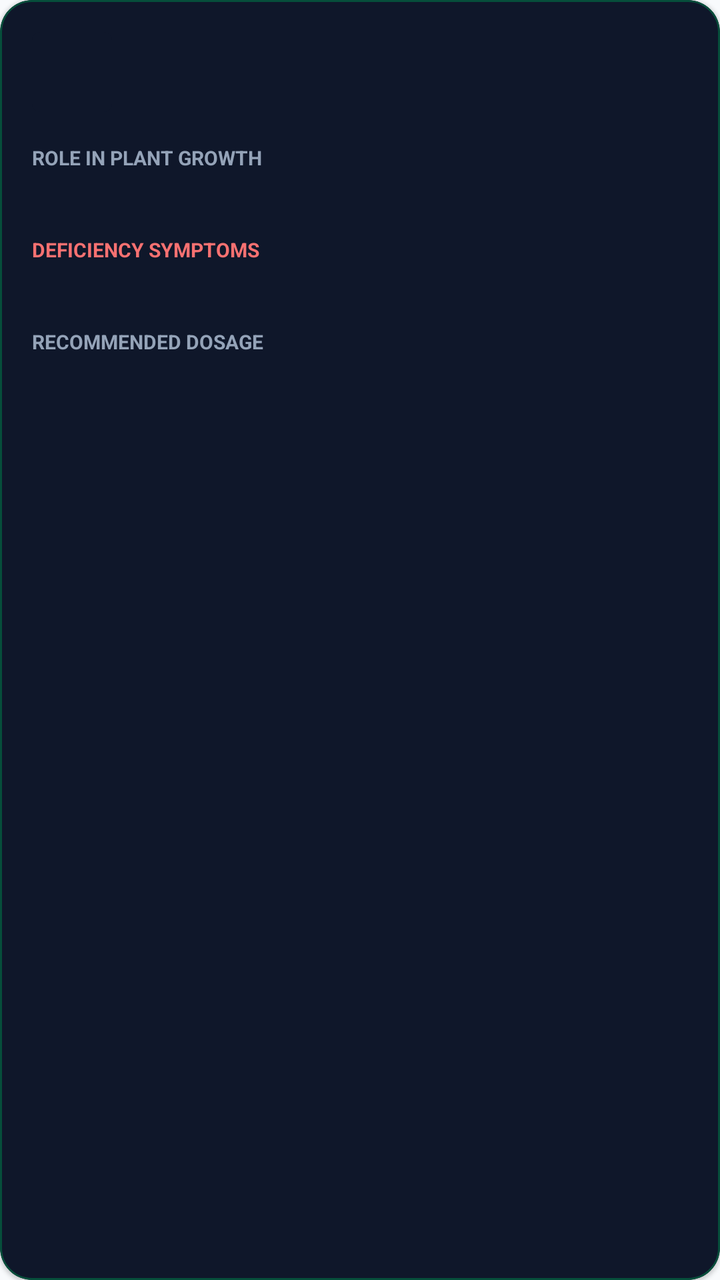
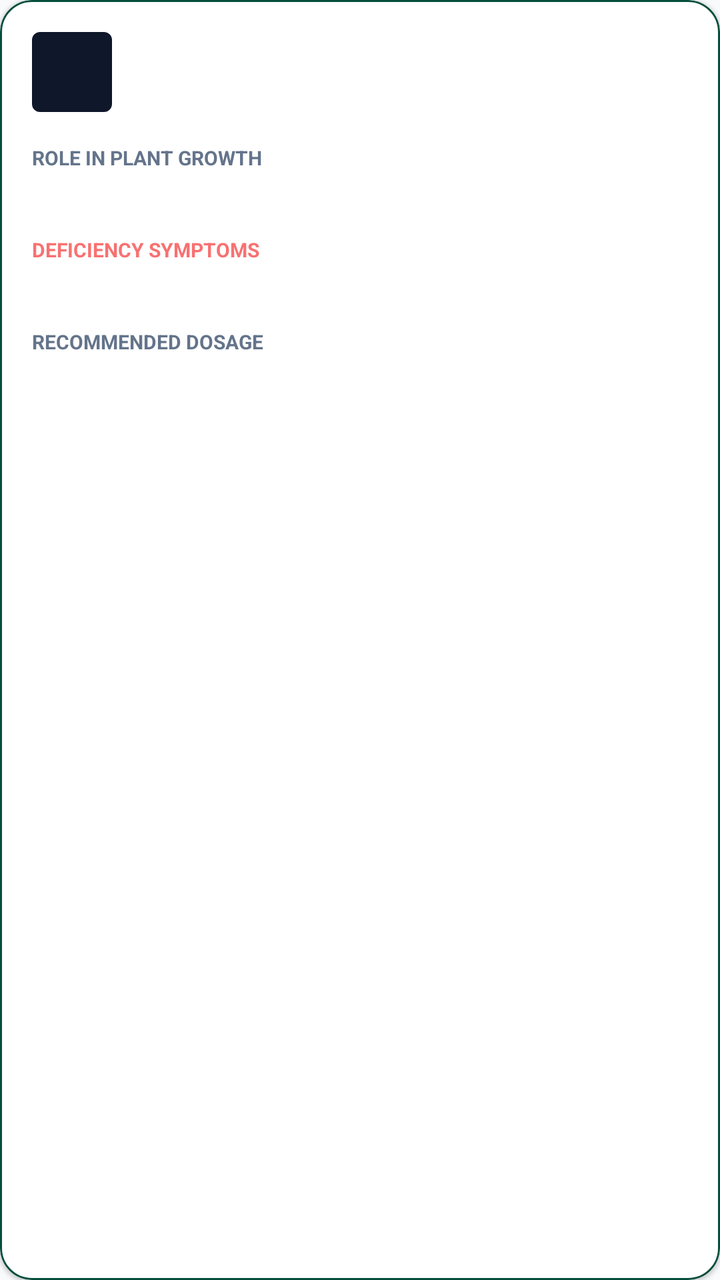

Two renders of the same Android screen: before a commit and after it. Below are the layout's source before the change and the commit's diff.
<!-- AndroidManifest.xml: application theme AppTheme -->
<!-- res/layout/item_nutrient_guide.xml -->
<?xml version="1.0" encoding="utf-8"?>
<com.google.android.material.card.MaterialCardView xmlns:android="http://schemas.android.com/apk/res/android"
    xmlns:app="http://schemas.android.com/apk/res-auto"
    android:layout_width="match_parent"
    android:layout_height="wrap_content"
    android:layout_marginBottom="16dp"
    app:cardBackgroundColor="#0f172a"
    app:cardCornerRadius="16dp"
    app:strokeColor="#064e3b"
    app:strokeWidth="1dp">

    <LinearLayout
        android:layout_width="match_parent"
        android:layout_height="wrap_content"
        android:orientation="vertical"
        android:padding="16dp">

        <LinearLayout
            android:layout_width="match_parent"
            android:layout_height="wrap_content"
            android:orientation="horizontal"
            android:gravity="center_vertical"
            android:layout_marginBottom="8dp">
            
            <TextView
                android:id="@+id/tvSymbol"
                android:layout_width="40dp"
                android:layout_height="40dp"
                android:background="@drawable/bg_nutrient_progress"
                android:gravity="center"
                android:textColor="#34d399"
                android:textSize="18sp"
                android:textStyle="bold"
                android:layout_marginEnd="12dp" />
                
            <LinearLayout
                android:layout_width="0dp"
                android:layout_height="wrap_content"
                android:layout_weight="1"
                android:orientation="vertical">
                <TextView
                    android:id="@+id/tvName"
                    android:layout_width="wrap_content"
                    android:layout_height="wrap_content"
                    android:textColor="#f8fafc"
                    android:textSize="18sp"
                    android:textStyle="bold" />
                <TextView
                    android:id="@+id/tvCategory"
                    android:layout_width="wrap_content"
                    android:layout_height="wrap_content"
                    android:textColor="#34d399"
                    android:textSize="10sp"
                    android:textStyle="bold"
                    android:textAllCaps="true" />
            </LinearLayout>
        </LinearLayout>

        <TextView
            android:layout_width="wrap_content"
            android:layout_height="wrap_content"
            android:text="ROLE IN PLANT GROWTH"
            android:textColor="#94a3b8"
            android:textSize="10sp"
            android:textStyle="bold"
            android:layout_marginTop="8dp" />
        <TextView
            android:id="@+id/tvRole"
            android:layout_width="wrap_content"
            android:layout_height="wrap_content"
            android:textColor="#e2e8f0"
            android:textSize="12sp"
            android:layout_marginBottom="8dp" />

        <TextView
            android:layout_width="wrap_content"
            android:layout_height="wrap_content"
            android:text="DEFICIENCY SYMPTOMS"
            android:textColor="#f87171"
            android:textSize="10sp"
            android:textStyle="bold"
            android:layout_marginTop="8dp" />
        <TextView
            android:id="@+id/tvDeficiency"
            android:layout_width="wrap_content"
            android:layout_height="wrap_content"
            android:textColor="#fecaca"
            android:textSize="12sp"
            android:layout_marginBottom="8dp" />

        <TextView
            android:layout_width="wrap_content"
            android:layout_height="wrap_content"
            android:text="RECOMMENDED DOSAGE"
            android:textColor="#94a3b8"
            android:textSize="10sp"
            android:textStyle="bold"
            android:layout_marginTop="8dp" />
        <TextView
            android:id="@+id/tvDosage"
            android:layout_width="wrap_content"
            android:layout_height="wrap_content"
            android:textColor="#34d399"
            android:textSize="12sp"
            android:textStyle="bold" />

    </LinearLayout>
</com.google.android.material.card.MaterialCardView>
<!-- resources referenced by this layout -->
<resources>
  <!-- drawable bg_nutrient_progress (drawable) -->
  <?xml version="1.0" encoding="utf-8"?>
  <layer-list xmlns:android="http://schemas.android.com/apk/res/android">
      <item android:id="@android:id/background">
          <shape>
              <corners android:radius="4dp" />
              <solid android:color="#0f172a" />
          </shape>
      </item>
      <item android:id="@android:id/progress">
          <clip>
              <shape>
                  <corners android:radius="4dp" />
                  <solid android:color="#10b981" />
              </shape>
          </clip>
      </item>
  </layer-list>
  <style name="AppTheme" parent="Theme.MaterialComponents.DayNight.NoActionBar">
          <item name="colorPrimary">@color/colorPrimary</item>
          <item name="colorPrimaryDark">@color/colorPrimaryDark</item>
          <item name="colorAccent">@color/colorAccent</item>
          <item name="android:windowBackground">@color/colorBackground</item>
          <item name="android:statusBarColor">@color/colorBackground</item>
          <item name="android:navigationBarColor">@color/colorBottomNav</item>
          <item name="android:textColorPrimary">@color/colorTextPrimary</item>
          <item name="android:textColorSecondary">@color/colorTextSecondary</item>
          <item name="elevationOverlayEnabled">false</item>
      </style>
  <color name="colorPrimary">#059669</color>
  <color name="colorPrimaryDark">#047857</color>
  <color name="colorAccent">#10B981</color>
  <color name="colorBackground">#F8FAFC</color>
  <color name="colorBottomNav">#FFFFFF</color>
  <color name="colorTextPrimary">#0F172A</color>
  <color name="colorTextSecondary">#475569</color>
</resources>

<!-- the commit's change to res/layout/item_nutrient_guide.xml (unified diff, before → after) -->
@@ -4,7 +4,7 @@
     android:layout_width="match_parent"
     android:layout_height="wrap_content"
     android:layout_marginBottom="16dp"
-    app:cardBackgroundColor="#0f172a"
+    app:cardBackgroundColor="@color/colorSurface"
     app:cardCornerRadius="16dp"
     app:strokeColor="#064e3b"
     app:strokeWidth="1dp">
@@ -42,7 +42,7 @@
                     android:id="@+id/tvName"
                     android:layout_width="wrap_content"
                     android:layout_height="wrap_content"
-                    android:textColor="#f8fafc"
+                    android:textColor="@color/colorTextPrimary"
                     android:textSize="18sp"
                     android:textStyle="bold" />
                 <TextView
@@ -60,7 +60,7 @@
             android:layout_width="wrap_content"
             android:layout_height="wrap_content"
             android:text="ROLE IN PLANT GROWTH"
-            android:textColor="#94a3b8"
+            android:textColor="@color/colorTextMuted"
             android:textSize="10sp"
             android:textStyle="bold"
             android:layout_marginTop="8dp" />
@@ -68,7 +68,7 @@
             android:id="@+id/tvRole"
             android:layout_width="wrap_content"
             android:layout_height="wrap_content"
-            android:textColor="#e2e8f0"
+            android:textColor="@color/colorTextPrimary"
             android:textSize="12sp"
             android:layout_marginBottom="8dp" />
 
@@ -92,7 +92,7 @@
             android:layout_width="wrap_content"
             android:layout_height="wrap_content"
             android:text="RECOMMENDED DOSAGE"
-            android:textColor="#94a3b8"
+            android:textColor="@color/colorTextMuted"
             android:textSize="10sp"
             android:textStyle="bold"
             android:layout_marginTop="8dp" />
<!-- resource entries referenced after the edit -->
@@ -1,5 +1,7 @@
 <!-- resources referenced by this layout -->
 <resources>
+  <color name="colorSurface">#FFFFFF</color>
+  <color name="colorTextMuted">#64748B</color>
   <!-- drawable bg_nutrient_progress (drawable) -->
   <?xml version="1.0" encoding="utf-8"?>
   <layer-list xmlns:android="http://schemas.android.com/apk/res/android">
